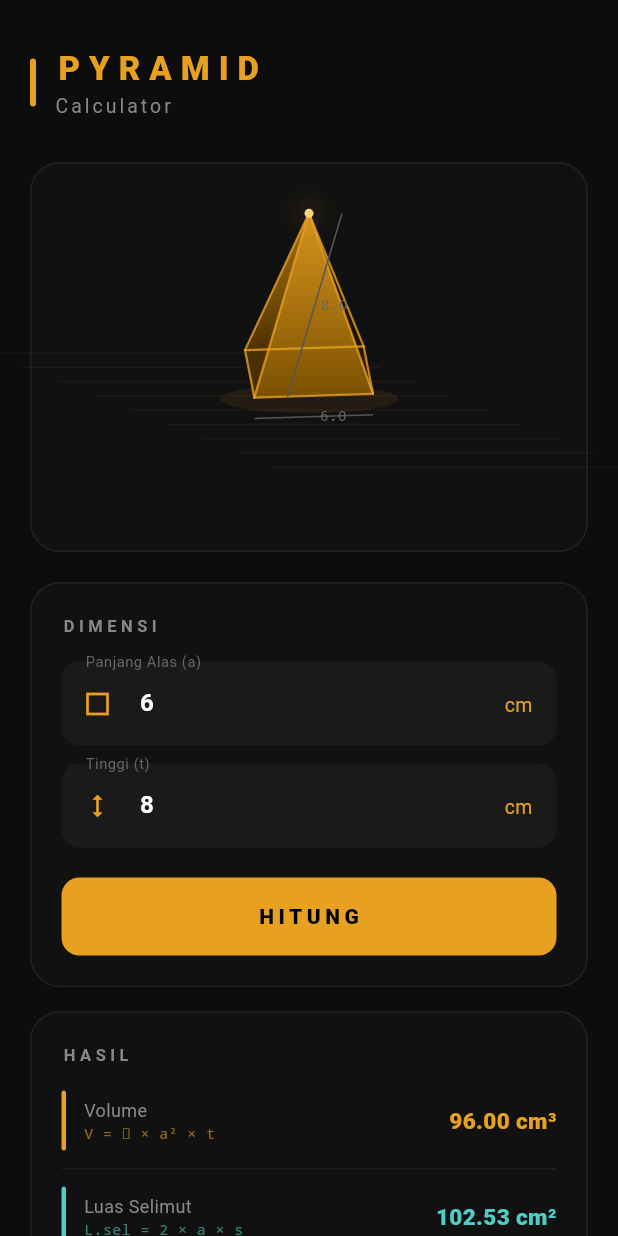
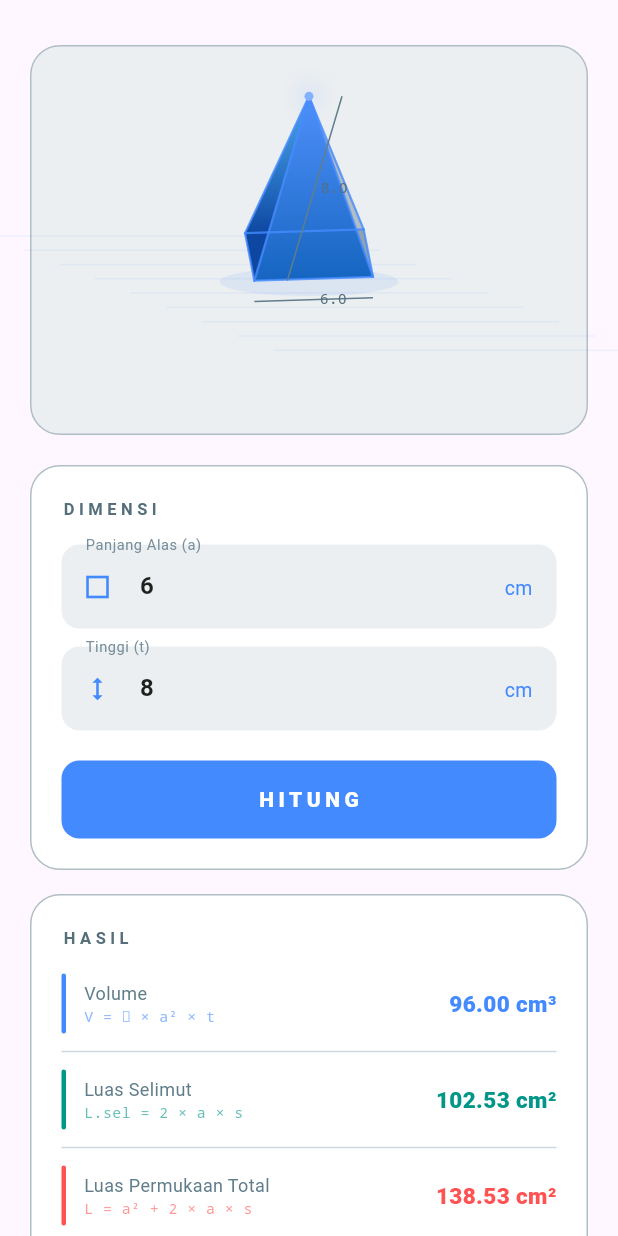
Before and after one commit to naxrel/mobilemodul4, a Flutter app: the PyramidCalculatorPage screen opened directly, on a phone screen of 412 x 824 dp. Run offline on Flutter 3.47's test engine with Material 3 defaults, Android fonts, the phone set to English and light mode, and no system bars; our stand-ins replace math_expressions.

Commit message:
change color piramid

```diff
--- a/lib/screens/pyramid_calculator_page.dart
+++ b/lib/screens/pyramid_calculator_page.dart
@@ -109,60 +109,21 @@ class _PyramidCalculatorPageState extends State<PyramidCalculatorPage>
   @override
   Widget build(BuildContext context) {
     return Scaffold(
-      backgroundColor: const Color(0xFF0D0D0D),
       body: SafeArea(
         child: SingleChildScrollView(
           padding: const EdgeInsets.all(20),
           child: Column(
             crossAxisAlignment: CrossAxisAlignment.start,
             children: [
-              // Header
               const SizedBox(height: 10),
-              Row(
-                children: [
-                  Container(
-                    width: 4,
-                    height: 32,
-                    decoration: BoxDecoration(
-                      color: const Color(0xFFE8A020),
-                      borderRadius: BorderRadius.circular(2),
-                    ),
-                  ),
-                  const SizedBox(width: 12),
-                  const Column(
-                    crossAxisAlignment: CrossAxisAlignment.start,
-                    children: [
-                      Text(
-                        'PYRAMID',
-                        style: TextStyle(
-                          color: Color(0xFFE8A020),
-                          fontSize: 22,
-                          fontWeight: FontWeight.w900,
-                          letterSpacing: 6,
-                        ),
-                      ),
-                      Text(
-                        'Calculator',
-                        style: TextStyle(
-                          color: Color(0xFF888888),
-                          fontSize: 13,
-                          letterSpacing: 2,
-                        ),
-                      ),
-                    ],
-                  ),
-                ],
-              ),
-
-              const SizedBox(height: 28),
 
               // 3D Pyramid Visualization
               Container(
                 height: 260,
                 decoration: BoxDecoration(
-                  color: const Color(0xFF111111),
+                  color: Colors.blueGrey[50],
                   borderRadius: BorderRadius.circular(20),
-                  border: Border.all(color: const Color(0xFF222222)),
+                  border: Border.all(color: Colors.blueGrey.shade200),
                 ),
                 child: AnimatedBuilder(
                   animation: Listenable.merge([_rotateAnim, _pulseAnim]),
@@ -186,17 +147,17 @@ class _PyramidCalculatorPageState extends State<PyramidCalculatorPage>
               Container(
                 padding: const EdgeInsets.all(20),
                 decoration: BoxDecoration(
-                  color: const Color(0xFF111111),
+                  color: Colors.white,
                   borderRadius: BorderRadius.circular(20),
-                  border: Border.all(color: const Color(0xFF222222)),
+                  border: Border.all(color: Colors.blueGrey.shade200),
                 ),
                 child: Column(
                   crossAxisAlignment: CrossAxisAlignment.start,
                   children: [
-                    const Text(
+                    Text(
                       'DIMENSI',
                       style: TextStyle(
-                        color: Color(0xFF888888),
+                        color: Colors.blueGrey[600],
                         fontSize: 11,
                         fontWeight: FontWeight.w700,
                         letterSpacing: 3,
@@ -222,8 +183,8 @@ class _PyramidCalculatorPageState extends State<PyramidCalculatorPage>
                       child: ElevatedButton(
                         onPressed: _calculate,
                         style: ElevatedButton.styleFrom(
-                          backgroundColor: const Color(0xFFE8A020),
-                          foregroundColor: Colors.black,
+                          backgroundColor: Colors.blueAccent,
+                          foregroundColor: Colors.white,
                           padding: const EdgeInsets.symmetric(vertical: 16),
                           shape: RoundedRectangleBorder(
                             borderRadius: BorderRadius.circular(12),
@@ -251,17 +212,17 @@ class _PyramidCalculatorPageState extends State<PyramidCalculatorPage>
                 Container(
                   padding: const EdgeInsets.all(20),
                   decoration: BoxDecoration(
-                    color: const Color(0xFF111111),
+                    color: Colors.white,
                     borderRadius: BorderRadius.circular(20),
-                    border: Border.all(color: const Color(0xFF222222)),
+                    border: Border.all(color: Colors.blueGrey.shade200),
                   ),
                   child: Column(
                     crossAxisAlignment: CrossAxisAlignment.start,
                     children: [
-                      const Text(
+                      Text(
                         'HASIL',
                         style: TextStyle(
-                          color: Color(0xFF888888),
+                          color: Colors.blueGrey[600],
                           fontSize: 11,
                           fontWeight: FontWeight.w700,
                           letterSpacing: 3,
@@ -273,31 +234,31 @@ class _PyramidCalculatorPageState extends State<PyramidCalculatorPage>
                         formula: 'V = ⅓ × a² × t',
                         value: _volume,
                         unit: 'cm³',
-                        color: const Color(0xFFE8A020),
+                        color: Colors.blueAccent,
                       ),
-                      const Divider(color: Color(0xFF1E1E1E), height: 24),
+                      Divider(color: Colors.blueGrey.shade100, height: 24),
                       _buildResult(
                         label: 'Luas Selimut',
                         formula: 'L.sel = 2 × a × s',
                         value: _lateralArea,
                         unit: 'cm²',
-                        color: const Color(0xFF4ECDC4),
+                        color: Colors.teal,
                       ),
-                      const Divider(color: Color(0xFF1E1E1E), height: 24),
+                      Divider(color: Colors.blueGrey.shade100, height: 24),
                       _buildResult(
                         label: 'Luas Permukaan Total',
                         formula: 'L = a² + 2 × a × s',
                         value: _totalArea,
                         unit: 'cm²',
-                        color: const Color(0xFFFF6B6B),
+                        color: Colors.redAccent,
                       ),
-                      const Divider(color: Color(0xFF1E1E1E), height: 24),
+                      Divider(color: Colors.blueGrey.shade100, height: 24),
                       _buildResult(
                         label: 'Tinggi Selimut (s)',
                         formula: 's = √((a/2)² + t²)',
                         value: _slantHeight,
                         unit: 'cm',
-                        color: const Color(0xFFA78BFA),
+                        color: Colors.deepPurpleAccent,
                       ),
                     ],
                   ),
@@ -309,17 +270,17 @@ class _PyramidCalculatorPageState extends State<PyramidCalculatorPage>
                 Container(
                   padding: const EdgeInsets.all(16),
                   decoration: BoxDecoration(
-                    color: const Color(0xFF0A0A0A),
+                    color: Colors.blueGrey[50],
                     borderRadius: BorderRadius.circular(16),
-                    border: Border.all(color: const Color(0xFF1A1A1A)),
+                    border: Border.all(color: Colors.blueGrey.shade200),
                   ),
                   child: Column(
                     crossAxisAlignment: CrossAxisAlignment.start,
                     children: [
-                      const Text(
+                      Text(
                         'KETERANGAN',
                         style: TextStyle(
-                          color: Color(0xFF555555),
+                          color: Colors.blueGrey[400],
                           fontSize: 10,
                           letterSpacing: 2,
                         ),
@@ -327,8 +288,8 @@ class _PyramidCalculatorPageState extends State<PyramidCalculatorPage>
                       const SizedBox(height: 8),
                       Text(
                         'a = panjang alas   t = tinggi   s = tinggi selimut\na = $_base cm   t = $_height cm   s = ${_slantHeight.toStringAsFixed(2)} cm',
-                        style: const TextStyle(
-                          color: Color(0xFF444444),
+                        style: TextStyle(
+                          color: Colors.blueGrey[600],
                           fontSize: 12,
                           height: 1.6,
                           fontFamily: 'monospace',
@@ -357,25 +318,25 @@ class _PyramidCalculatorPageState extends State<PyramidCalculatorPage>
       controller: controller,
       keyboardType: const TextInputType.numberWithOptions(decimal: true),
       style: const TextStyle(
-        color: Colors.white,
+        color: Colors.black87,
         fontSize: 16,
         fontWeight: FontWeight.w600,
       ),
       decoration: InputDecoration(
         labelText: label,
-        labelStyle: const TextStyle(color: Color(0xFF666666), fontSize: 13),
-        prefixIcon: Icon(icon, color: const Color(0xFFE8A020), size: 20),
+        labelStyle: TextStyle(color: Colors.blueGrey[400], fontSize: 13),
+        prefixIcon: Icon(icon, color: Colors.blueAccent, size: 20),
         suffixText: unit,
-        suffixStyle: const TextStyle(color: Color(0xFFE8A020), fontSize: 13),
+        suffixStyle: const TextStyle(color: Colors.blueAccent, fontSize: 13),
         filled: true,
-        fillColor: const Color(0xFF1A1A1A),
+        fillColor: Colors.blueGrey[50],
         border: OutlineInputBorder(
           borderRadius: BorderRadius.circular(12),
           borderSide: BorderSide.none,
         ),
         focusedBorder: OutlineInputBorder(
           borderRadius: BorderRadius.circular(12),
-          borderSide: const BorderSide(color: Color(0xFFE8A020), width: 1.5),
+          borderSide: const BorderSide(color: Colors.blueAccent, width: 1.5),
         ),
       ),
       onChanged: (_) => _calculate(),
@@ -406,7 +367,7 @@ class _PyramidCalculatorPageState extends State<PyramidCalculatorPage>
             children: [
               Text(
                 label,
-                style: const TextStyle(color: Color(0xFF888888), fontSize: 12),
+                style: TextStyle(color: Colors.blueGrey[500], fontSize: 12),
               ),
               Text(
                 formula,
@@ -431,5 +392,3 @@ class _PyramidCalculatorPageState extends State<PyramidCalculatorPage>
     );
   }
 }
-
-// ─── 3D Pyramid Painter ──────────────────────────────────────────────────────
--- a/lib/widgets/pyramid_painter.dart
+++ b/lib/widgets/pyramid_painter.dart
@@ -49,7 +49,7 @@ class PyramidPainter extends CustomPainter {
 
     // ── Draw grid floor ──
     final gridPaint = Paint()
-      ..color = const Color(0xFFE8A020).withOpacity(0.06)
+      ..color = Colors.blueAccent.withOpacity(0.08)
       ..strokeWidth = 1
       ..style = PaintingStyle.stroke;
 
@@ -64,7 +64,7 @@ class PyramidPainter extends CustomPainter {
 
     // ── Shadow ellipse ──
     final shadowPaint = Paint()
-      ..color = const Color(0xFFE8A020).withOpacity(0.08)
+      ..color = Colors.blueAccent.withOpacity(0.10)
       ..style = PaintingStyle.fill;
     canvas.drawOval(
       Rect.fromCenter(
@@ -77,7 +77,7 @@ class PyramidPainter extends CustomPainter {
 
     // ── Back faces (darker) ──
     final backFacePaint = Paint()
-      ..color = const Color(0xFF1A1100)
+      ..color = const Color(0xFFB0BEC5)
       ..style = PaintingStyle.fill;
 
     // Back-left triangle
@@ -98,7 +98,7 @@ class PyramidPainter extends CustomPainter {
 
     // ── Base ──
     final basePaint = Paint()
-      ..color = const Color(0xFF2A1800)
+      ..color = const Color(0xFF90A4AE)
       ..style = PaintingStyle.fill;
 
     final basePath = Path()
@@ -116,8 +116,8 @@ class PyramidPainter extends CustomPainter {
         begin: Alignment.topCenter,
         end: Alignment.bottomCenter,
         colors: [
-          const Color(0xFFE8A020).withOpacity(0.9),
-          const Color(0xFF7A5000),
+          Colors.blueAccent.withOpacity(0.9),
+          const Color(0xFF1565C0),
         ],
       ).createShader(Rect.fromPoints(apex, bfr))
       ..style = PaintingStyle.fill;
@@ -135,8 +135,8 @@ class PyramidPainter extends CustomPainter {
         begin: Alignment.topCenter,
         end: Alignment.bottomCenter,
         colors: [
-          const Color(0xFFD49018).withOpacity(0.7),
-          const Color(0xFF4A3000),
+          Colors.blue.withOpacity(0.7),
+          const Color(0xFF0D47A1),
         ],
       ).createShader(Rect.fromPoints(apex, bfl))
       ..style = PaintingStyle.fill;
@@ -150,7 +150,7 @@ class PyramidPainter extends CustomPainter {
 
     // ── Edges ──
     final edgePaint = Paint()
-      ..color = const Color(0xFFE8A020).withOpacity(0.8)
+      ..color = Colors.blueAccent.withOpacity(0.8)
       ..strokeWidth = 1.5
       ..style = PaintingStyle.stroke
       ..strokeCap = StrokeCap.round;
@@ -173,17 +173,17 @@ class PyramidPainter extends CustomPainter {
 
     // ── Apex glow ──
     final glowPaint = Paint()
-      ..color = const Color(0xFFE8A020).withOpacity(0.4)
+      ..color = Colors.blueAccent.withOpacity(0.4)
       ..maskFilter = const MaskFilter.blur(BlurStyle.normal, 8);
     canvas.drawCircle(apex, 5, glowPaint);
     canvas.drawCircle(
-        apex, 3, Paint()..color = const Color(0xFFFFD080));
+        apex, 3, Paint()..color = const Color(0xFF82B1FF));
   }
 
   void _drawDimension(
       Canvas canvas, Offset a, Offset b, String label, bool isHeight) {
     final dimPaint = Paint()
-      ..color = const Color(0xFF555555)
+      ..color = Colors.blueGrey
       ..strokeWidth = 1
       ..style = PaintingStyle.stroke;
 
@@ -200,8 +200,8 @@ class PyramidPainter extends CustomPainter {
     final tp = TextPainter(
       text: TextSpan(
         text: label,
-        style: const TextStyle(
-          color: Color(0xFF666666),
+        style: TextStyle(
+          color: Colors.blueGrey[600],
           fontSize: 10,
           fontFamily: 'monospace',
         ),
```
Also changed, not shown: 1 other file.
